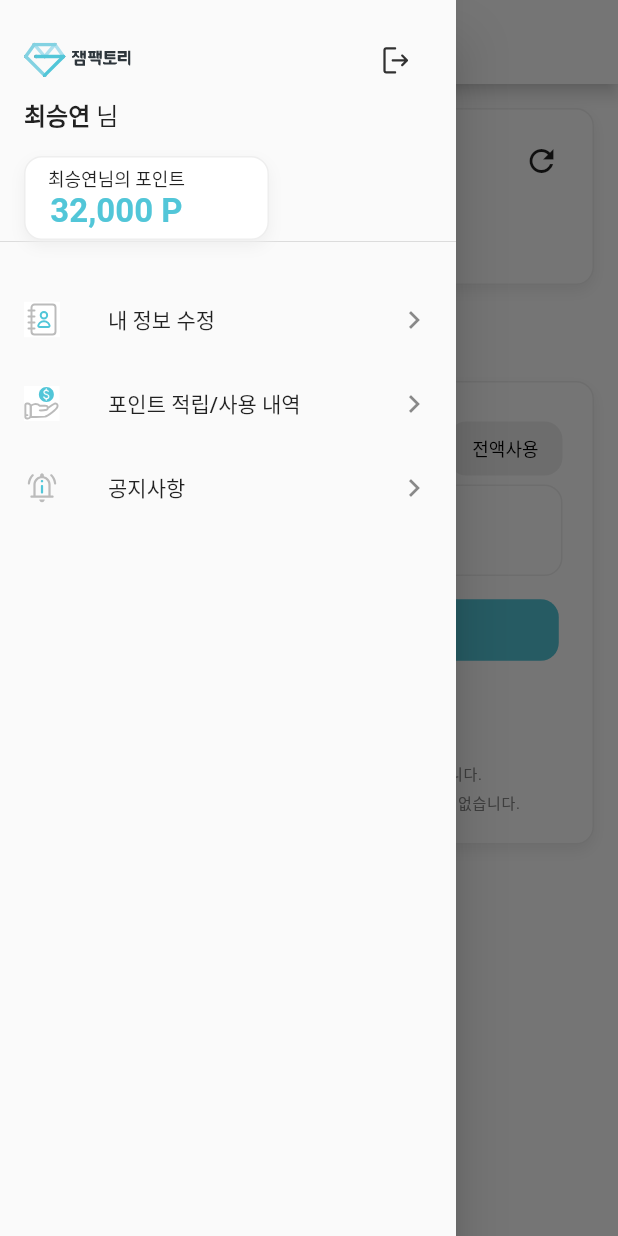
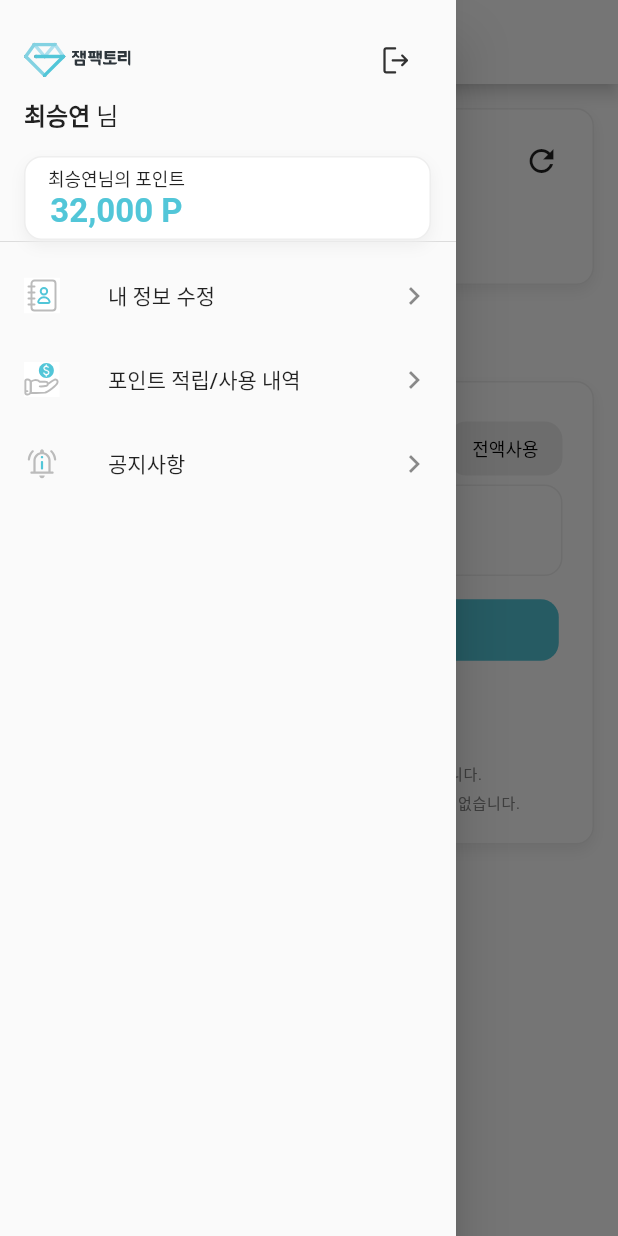
Before and after one commit to Eden0622/gemirawn_tutorial, a Flutter app: the Home screen opened directly, with the side drawer open, on a phone screen of 412 x 824 dp. Run offline on Flutter 3.47's test engine with Material 2 defaults, Android fonts, the phone set to English and light mode, and no system bars; our stand-ins replace easy_rich_text, flutter_native_splash, flutter_svg; missing offline and left inert: kpostal; Roboto replaces fonts that are missing (Pretendard).

Commit message:
8/22 commit 2

```diff
--- a/lib/home/drawer_menu.dart
+++ b/lib/home/drawer_menu.dart
@@ -16,7 +16,8 @@ class DrawerMenu extends StatelessWidget {
               children: [
                 Row(
                   mainAxisAlignment: MainAxisAlignment.spaceBetween,
-                  children: [SvgPicture.asset('assets/icon/drawer_logo.svg'), IconButton(onPressed: () {}, icon: SvgPicture.asset('assets/icon/logout_icon.svg'))],
+                  children: [
+                    SvgPicture.asset('assets/icon/drawer_logo.svg'), IconButton(onPressed: () {}, icon: SvgPicture.asset('assets/icon/logout_icon.svg'))],
                 ),
                 Row(
                   children: [
@@ -26,7 +27,7 @@ class DrawerMenu extends StatelessWidget {
                 ),
                 SizedBox(height: 16),
                 Container(
-                  padding: EdgeInsets.only(top: 5, bottom: 5, left: 15, right: 55),
+                  padding: EdgeInsets.only(top: 5, left: 15, right: 163),
                   decoration: BoxDecoration(
                       border: Border.all(color: Color(0xffeeeeee)),
                       borderRadius: BorderRadius.circular(12),
@@ -41,14 +42,15 @@ class DrawerMenu extends StatelessWidget {
                       Text(
                         '32,000 P',
                         style: TextStyle(fontSize: 22, fontWeight: FontWeight.w700, color: Color(0xff52C6D8)),
-                      )
+                      ),
+                      SizedBox(height: 5),
                     ],
                   ),
                 ),
               ],
             ),
           ),
-          SizedBox(height: 16),
+          //SizedBox(height: 16),
           ListTile(
             leading: SvgPicture.asset('assets/icon/Frame 1614.svg'),
             title: Text('내 정보 수정'),
```
